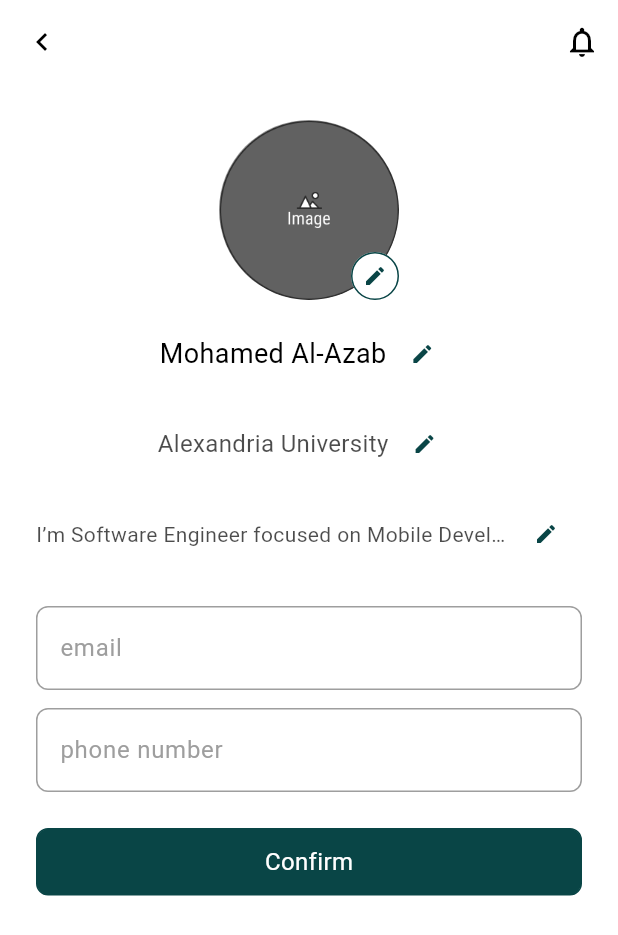
After one commit to MohamedAlaga/gammal_tech_final_exam, a Flutter app: the screen it shows after launch, after a tap on "Edit your profile", on a phone screen of 412 x 824 dp. The commit adds this screen. Shown: the top 935 px of the screen. Run offline on Flutter 3.47's test engine with Material 3 defaults, Android fonts, the phone set to English and light mode, and no system bars; our stand-ins replace dartz, equatable, get_it; network calls fail.

Commit message:
add user, edit user, and result screens and add some component and eidt some issue on it

```diff
--- a/lib/main.dart
+++ b/lib/main.dart
@@ -1,5 +1,5 @@
 import 'package:flutter/material.dart';
-import 'package:gammal_tech_final_exam/presentation/screens/practice_screen.dart';
+import 'package:gammal_tech_final_exam/presentation/screens/user_profile_screen.dart';
 // import 'package:gammal_tech_final_exam/presentation/screens/login_screen.dart';
 
 void main() {
@@ -13,7 +13,7 @@ class MyApp extends StatelessWidget {
   Widget build(BuildContext context) {
     return MaterialApp(
       debugShowCheckedModeBanner: false,
-      home: PracticeScreen(),
+      home: UserProfileScreen(),
     );
   }
 }
--- /dev/null
+++ b/lib/presentation/components/card_info.dart
@@ -0,0 +1,48 @@
+import 'package:flutter/material.dart';
+
+class CardInfo extends StatelessWidget {
+  CardInfo({
+    required this.borderColor,
+    required this.info,
+    required this.information,
+  });
+
+  final Color borderColor;
+  final String info;
+  final String information;
+
+  @override
+  Widget build(BuildContext context) {
+    return Padding(
+      padding: const EdgeInsets.symmetric(vertical: 6),
+      child: Container(
+        padding: EdgeInsets.all(10),
+        decoration: BoxDecoration(
+          border: Border.all(color: borderColor, width: 2),
+          borderRadius: BorderRadius.circular(8),
+        ),
+        child: Row(
+          mainAxisAlignment: MainAxisAlignment.spaceBetween,
+          children: [
+            Text(
+              info,
+              style: TextStyle(
+                color: Colors.black,
+                fontSize: 16,
+                fontWeight: FontWeight.bold,
+              ),
+            ),
+            Text(
+              information,
+              style: TextStyle(
+                color: Colors.black,
+                fontSize: 16,
+                fontWeight: FontWeight.bold,
+              ),
+            ),
+          ],
+        ),
+      ),
+    );
+  }
+}
--- a/lib/presentation/components/custom_appbar.dart
+++ b/lib/presentation/components/custom_appbar.dart
@@ -7,7 +7,8 @@ class CustomAppBar extends StatelessWidget implements PreferredSizeWidget {
   final VoidCallback onLeftIconPressed;
   final VoidCallback onRightIconPressed;
 
-  const CustomAppBar({super.key,
+  const CustomAppBar({
+    super.key,
     required this.isProfileVisible,
     required this.leftIcon,
     required this.rightIcon,
@@ -20,6 +21,7 @@ class CustomAppBar extends StatelessWidget implements PreferredSizeWidget {
     return AppBar(
       backgroundColor: Colors.white,
       elevation: 0,
+      shadowColor: Colors.transparent,
       leading: isProfileVisible
           ? null
           : IconButton(
--- a/lib/presentation/components/custom_text_field.dart
+++ b/lib/presentation/components/custom_text_field.dart
@@ -25,7 +25,9 @@ class _CustomTextFieldState extends State<CustomTextField> {
 
   @override
   Widget build(BuildContext context) {
-    return TextFormField(
+    return Padding(
+      padding: const EdgeInsets.symmetric(vertical: 6),
+      child: TextFormField(
         onChanged: widget.onChanged,
         onSaved: widget.onSaved,
         validator: (value) {
@@ -43,7 +45,7 @@ class _CustomTextFieldState extends State<CustomTextField> {
         decoration: InputDecoration(
           hintText: widget.hint,
           hintStyle: const TextStyle(
-          color: Color(0xff094546),
+            color: Colors.grey,
           ),
           border: buildBorder(Colors.grey),
           enabledBorder: buildBorder(Colors.grey),
@@ -62,6 +64,7 @@ class _CustomTextFieldState extends State<CustomTextField> {
                 )
               : null,
         ),
+      ),
     );
   }
 
--- /dev/null
+++ b/lib/presentation/components/explain.txt
@@ -0,0 +1 @@
+this folder will contain app component
--- /dev/null
+++ b/lib/presentation/components/progress_card.dart
@@ -0,0 +1,69 @@
+import 'package:flutter/material.dart';
+
+class ProgressCard extends StatelessWidget {
+  final String courseTitle;
+  final double progress;
+
+  const ProgressCard({
+    super.key,
+    required this.courseTitle,
+    required this.progress,
+  });
+
+  @override
+  Widget build(BuildContext context) {
+    return Padding(
+      padding: const EdgeInsets.symmetric(vertical: 6),
+      child: Container(
+        decoration: BoxDecoration(
+          color: Colors.white,
+          borderRadius: BorderRadius.circular(8),
+          border: Border.all(color: Colors.grey, width: 1),
+        ),
+        child: Padding(
+          padding: const EdgeInsets.all(12),
+          child: Column(
+            crossAxisAlignment: CrossAxisAlignment.start,
+            children: [
+              Row(
+                children: [
+                  Text(
+                    courseTitle,
+                    style: const TextStyle(
+                      fontSize: 18,
+                      fontWeight: FontWeight.bold,
+                      color: Colors.black,
+                    ),
+                  ),
+                  const Spacer(),
+                  Text(
+                    '${(progress * 100).toInt()}%',
+                    style: const TextStyle(
+                      fontSize: 18,
+                      fontWeight: FontWeight.bold,
+                      color: Colors.black,
+                    ),
+                  ),
+                ],
+              ),
+              const SizedBox(height: 12),
+              Row(
+                children: [
+                  Expanded(
+                    child: LinearProgressIndicator(
+                      value: progress,
+                      backgroundColor: Colors.grey.shade300,
+                      valueColor: const AlwaysStoppedAnimation<Color>(
+                        Colors.black,
+                      ),
+                    ),
+                  ),
+                ],
+              ),
+            ],
+          ),
+        ),
+      ),
+    );
+  }
+}
--- /dev/null
+++ b/lib/presentation/components/skills_list.dart
@@ -0,0 +1,32 @@
+import 'package:flutter/material.dart';
+
+class SkillsList extends StatelessWidget {
+  const SkillsList({super.key, required this.skills});
+
+  final List<String> skills;
+
+  @override
+  Widget build(BuildContext context) {
+    return Column(
+      crossAxisAlignment: CrossAxisAlignment.start,
+      children: [
+        Wrap(
+          spacing: 6,
+          children: skills
+              .map(
+                (skill) => Chip(
+                  label: Text(skill),
+                  backgroundColor: Color(0xff094546),
+                  labelStyle: TextStyle(
+                    color: Colors.white,
+                    fontSize: 16,
+                    fontWeight: FontWeight.bold,
+                  ),
+                ),
+              )
+              .toList(),
+        ),
+      ],
+    );
+  }
+}
--- /dev/null
+++ b/lib/presentation/screens/edit_user_profile_screen.dart
@@ -0,0 +1,171 @@
+import 'package:flutter/material.dart';
+import 'package:gammal_tech_final_exam/presentation/components/custom_appbar.dart';
+import 'package:gammal_tech_final_exam/presentation/components/custom_text_field.dart';
+import 'package:gammal_tech_final_exam/presentation/screens/result_screen.dart';
+
+import '../components/custom_button.dart';
+
+List<dynamic> user = [
+  'assets/user_photo.png',
+  'Mohamed Al-Azab',
+  'Alexandria University',
+  'I’m Software Engineer focused on Mobile Development',
+];
+
+List<dynamic> info = [
+  ['email', 'mohamed@gmail.com'],
+  ['phone number', '01234567891'],
+];
+
+class EditUserProfileScreen extends StatelessWidget {
+  const EditUserProfileScreen({super.key});
+
+  @override
+  Widget build(BuildContext context) {
+    return Scaffold(
+      appBar: CustomAppBar(
+        isProfileVisible: false,
+        leftIcon: Icons.navigate_before,
+        rightIcon: Icons.notifications_none,
+        onLeftIconPressed: () {},
+        onRightIconPressed: () {},
+      ),
+      backgroundColor: Colors.white,
+      body: SingleChildScrollView(
+        child: Padding(
+          padding: const EdgeInsets.all(24),
+          child: Center(
+            child: Column(
+              children: [
+                Stack(
+                  children: [
+                    CircleAvatar(
+                      radius: 60,
+                      backgroundImage: AssetImage(user[0]),
+                      backgroundColor: Colors.grey,
+                    ),
+                    Positioned(
+                      bottom: 0,
+                      right: 0,
+                      child: CircleAvatar(
+                        radius: 16,
+                        backgroundColor: Colors.white,
+                        child: Container(
+                          decoration: BoxDecoration(
+                            shape: BoxShape.circle,
+                            border:
+                                Border.all(color: Color(0xff094546), width: 1),
+                          ),
+                          child: IconButton(
+                            padding: EdgeInsets.zero,
+                            icon: const Icon(Icons.edit,
+                                color: Color(0xff094546), size: 16),
+                            onPressed: () {
+                              // Handle edit action
+                            },
+                          ),
+                        ),
+                      ),
+                    ),
+                  ],
+                ),
+                const SizedBox(height: 12),
+                Row(
+                  mainAxisAlignment: MainAxisAlignment.center,
+                  children: [
+                    Flexible(
+                      child: Text(
+                        user[1],
+                        style:
+                            const TextStyle(fontSize: 18, color: Colors.black),
+                        overflow: TextOverflow.ellipsis,
+                      ),
+                    ),
+                    IconButton(
+                      onPressed: () {},
+                      icon: const Icon(
+                        Icons.edit,
+                        size: 16,
+                        color: Color(0xff094546),
+                      ),
+                    )
+                  ],
+                ),
+                const SizedBox(height: 12),
+                Row(
+                  mainAxisAlignment: MainAxisAlignment.center,
+                  children: [
+                    Flexible(
+                      child: Text(
+                        user[2],
+                        style: TextStyle(
+                          fontSize: 16,
+                          color: Colors.black.withOpacity(0.7),
+                        ),
+                        overflow:
+                            TextOverflow.ellipsis, // Handles text overflow
+                      ),
+                    ),
+                    IconButton(
+                      onPressed: () {},
+                      icon: const Icon(
+                        Icons.edit,
+                        size: 16,
+                        color: Color(0xff094546),
+                      ),
+                    )
+                  ],
+                ),
+                const SizedBox(height: 12),
+                Row(
+                  mainAxisAlignment: MainAxisAlignment.center,
+                  children: [
+                    Flexible(
+                      child: Text(
+                        user[3],
+                        style: TextStyle(
+                          fontSize: 14,
+                          color: Colors.black.withOpacity(0.7),
+                        ),
+                        overflow: TextOverflow.ellipsis,
+                      ),
+                    ),
+                    IconButton(
+                      onPressed: () {},
+                      icon: const Icon(
+                        Icons.edit,
+                        size: 16,
+                        color: Color(0xff094546),
+                      ),
+                    )
+                  ],
+                ),
+                const SizedBox(height: 18),
+                for (int i = 0; i < info.length; i++)
+                  CustomTextField(hint: info[i][0]),
+                const SizedBox(height: 18),
+                CustomButton(
+                  text: 'Confirm',
+                  textColor: Colors.white,
+                  buttonColor: Color(0xff094546),
+                  borderColor: Color(0xff094546),
+                  height: 45,
+                  width: MediaQuery.of(context).size.width,
+                  borderRadius: 8,
+                  onTap: () {
+                    Navigator.push(
+                      context,
+                      MaterialPageRoute(
+                        builder: (context) => const ResultScreen(grad: 100),
+                      ),
+                    );
+                  },
+                ),
+              ],
+            ),
+          ),
+        ),
+      ),
+    );
+  }
+}
--- a/lib/presentation/screens/signup_screen.dart
+++ b/lib/presentation/screens/signup_screen.dart
@@ -57,7 +57,6 @@ class SignUpScreen extends StatelessWidget {
                         const SizedBox(width: 4),
                         GestureDetector(
                           onTap: () {
-                            // Navigate to SignUpScreen
                             Navigator.push(
                               context,
                               MaterialPageRoute(
--- a/lib/presentation/screens/user_profile_screen.dart
+++ b/lib/presentation/screens/user_profile_screen.dart
@@ -1,4 +1,39 @@
 import 'package:flutter/material.dart';
+import 'package:gammal_tech_final_exam/presentation/components/card_info.dart';
+import 'package:gammal_tech_final_exam/presentation/components/custom_appbar.dart';
+import 'package:gammal_tech_final_exam/presentation/components/custom_button.dart';
+import 'package:gammal_tech_final_exam/presentation/components/progress_card.dart';
+import 'package:gammal_tech_final_exam/presentation/components/skills_list.dart';
+import 'package:gammal_tech_final_exam/presentation/screens/edit_user_profile_screen.dart';
+
+List<dynamic> info = [
+  ['email', 'mohamed@gmail.com'],
+  ['phone number', '01234567891'],
+  ['points', 5000],
+  ['points', 5000]
+];
+List<dynamic> user = [
+  'assets/user_photo.png',
+  'Mohamed Al-Azab',
+  'Alexandria University',
+  'I’m Software Engneer focus on Mobile develobment',
+];
+
+List<String> skills = [
+  'C programming',
+  'C++ programming',
+  'OOP',
+  'Data Structures',
+  'Algorithms',
+  'Dart',
+];
+
+List<dynamic> progress = [
+  ['C programming', 0.3],
+  ['C++ programming', 0.6],
+  ['OOP', 0.8],
+  ['Data Structures', 0.4]
+];
 
 class UserProfileScreen extends StatelessWidget {
   const UserProfileScreen({super.key});
@@ -6,8 +41,99 @@ class UserProfileScreen extends StatelessWidget {
   @override
   Widget build(BuildContext context) {
     return Scaffold(
+      appBar: CustomAppBar(
+        isProfileVisible: false,
+        leftIcon: Icons.navigate_before,
+        rightIcon: Icons.notifications_none,
+        onLeftIconPressed: () {},
+        onRightIconPressed: () {},
+      ),
       backgroundColor: Colors.white,
-      body: Column(),
+      body: SingleChildScrollView(
+        child: Padding(
+          padding: const EdgeInsets.all(24),
+          child: Center(
+            child: Column(
+              children: [
+                Image.asset(
+                  user[0],
+                  width: 120,
+                ),
+                const SizedBox(height: 12),
+                Text(
+                  user[1],
+                  style: const TextStyle(fontSize: 18, color: Colors.black),
+                ),
+                const SizedBox(height: 12),
+                Text(
+                  user[2],
+                  style: TextStyle(
+                      fontSize: 16, color: Colors.black.withOpacity(0.7)),
+                ),
+                const SizedBox(height: 12),
+                Text(
+                  user[3],
+                  style: TextStyle(
+                      fontSize: 14, color: Colors.black.withOpacity(0.7)),
+                ),
+                const SizedBox(height: 18),
+                for (int i = 0; i < info.length; i++)
+                  CardInfo(
+                    borderColor: Colors.grey,
+                    info: info[i][0],
+                    information: '${info[i][1]}',
+                  ),
+                const SizedBox(height: 18),
+                CustomButton(
+                  text: 'Edit your profile',
+                  textColor: Colors.white,
+                  buttonColor: Color(0xff094546),
+                  borderColor: Color(0xff094546),
+                  height: 45,
+                  width: MediaQuery.of(context).size.width,
+                  borderRadius: 8,
+                  onTap: () {
+                    Navigator.push(
+                      context,
+                      MaterialPageRoute(
+                        builder: (context) => const EditUserProfileScreen(),
+                      ),
+                    );
+                  },
+                ),
+                const SizedBox(height: 24),
+                const Row(
+                  children: [
+                    Text(
+                      'Skills:',
+                      style:
+                          TextStyle(fontSize: 16, fontWeight: FontWeight.bold),
+                    ),
+                  ],
+                ),
+                const SizedBox(height: 12),
+                SkillsList(skills: skills),
+                const SizedBox(height: 24),
+                const Row(
+                  children: [
+                    Text(
+                      'Progress:',
+                      style:
+                          TextStyle(fontSize: 16, fontWeight: FontWeight.bold),
+                    ),
+                  ],
+                ),
+                const SizedBox(height: 6),
+                for (int i = 0; i < progress.length; i++)
+                  ProgressCard(
+                    courseTitle: progress[i][0],
+                    progress: progress[i][1],
+                  )
+              ],
+            ),
+          ),
+        ),
+      ),
     );
   }
 }
```
Also changed, not shown: lib/presentation/components/card_can_not_start_exam.dart (+13 -17 lines), lib/presentation/components/card_exam.dart (+7 -13 lines), lib/presentation/components/card_finish_exam_course.dart (+3 -4 lines), lib/presentation/screens/practice_screen.dart (+8 -15 lines), lib/presentation/screens/result_screen.dart (added, +76 -0 lines), assets/field_photo.png (added), assets/success_photo.png (added), assets/timer.png, assets/timer_1.png (deleted), assets/user_photo.png (added). Lines whose indentation alone changed are shown as unchanged.
